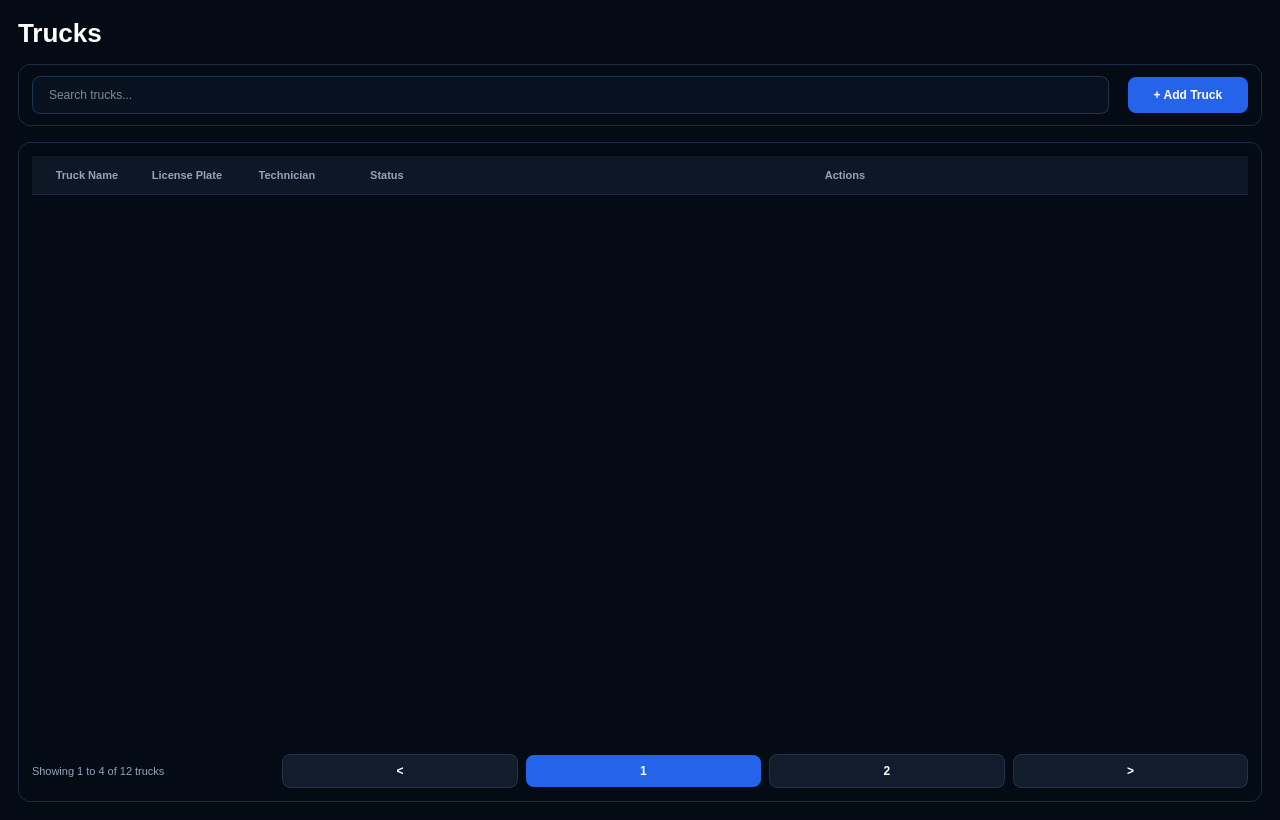
First picture: the form in InventoryQtApp/TrucksPage.ui, repository Felipeact/InventoryQtApp, before the edit.
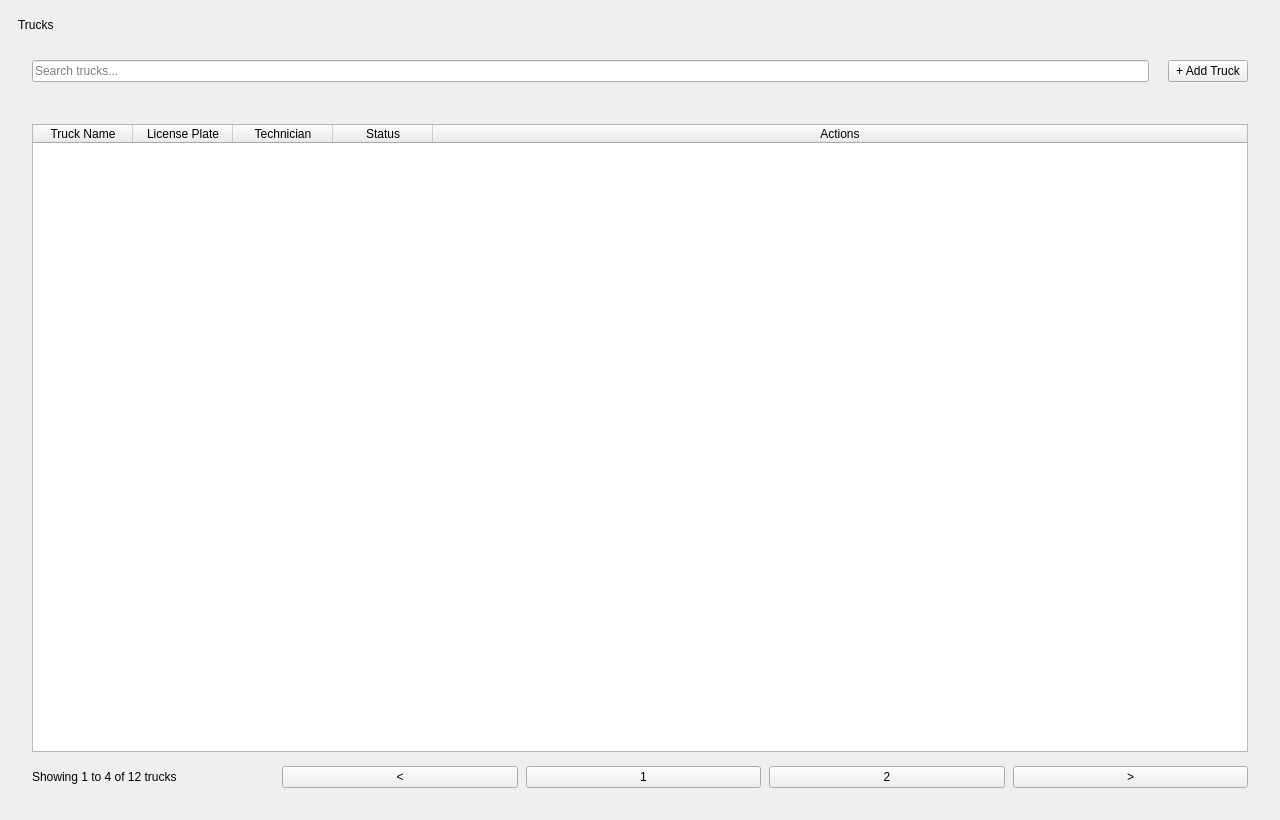
Second picture: the form after the edit.

```diff
--- a/InventoryQtApp/TrucksPage.ui
+++ b/InventoryQtApp/TrucksPage.ui
@@ -14,134 +14,7 @@
 			<string>Trucks</string>
 		</property>
 		<property name="styleSheet">
-			<string notr="true">
-				QWidget#TrucksPageClass {
-				background-color: #050B14;
-				color: #FFFFFF;
-				font-family: "Segoe UI";
-				}
-
-				QLabel {
-				background: transparent;
-				color: white;
-				}
-
-				QLabel#pageTitle {
-				font-size: 26px;
-				font-weight: 800;
-				}
-
-				QWidget#toolbarCard,
-				QWidget#tableCard {
-				background: qlineargradient(
-				x1:0, y1:0,
-				x2:1, y2:1,
-				stop:0 #0B1626,
-				stop:1 #091322
-				);
-				border: 1px solid #1B2A40;
-				border-radius: 12px;
-				}
-
-				QLineEdit#searchInput {
-				background-color: #08111F;
-				border: 1px solid #1E3350;
-				border-radius: 8px;
-				padding-left: 14px;
-				color: white;
-				min-height: 36px;
-				font-size: 12px;
-				}
-
-				QLineEdit#searchInput:focus {
-				border: 1px solid #2563EB;
-				}
-
-				QPushButton#addTruckButton {
-				background-color: #2563EB;
-				border: none;
-				border-radius: 8px;
-				color: white;
-				min-height: 36px;
-				min-width: 120px;
-				font-size: 12px;
-				font-weight: 700;
-				}
-
-				QPushButton#addTruckButton:hover {
-				background-color: #1D4ED8;
-				}
-
-				QTableWidget {
-				background-color: transparent;
-				border: none;
-				color: white;
-				gridline-color: transparent;
-				outline: none;
-				font-size: 12px;
-				}
-
-				QHeaderView::section {
-				background-color: #0D1726;
-				color: #94A3B8;
-				border: none;
-				border-bottom: 1px solid #1B2A40;
-				height: 38px;
-				padding-left: 10px;
-				font-size: 11px;
-				font-weight: 700;
-				}
-
-				QTableWidget::item {
-				border-bottom: 1px solid #122033;
-				padding-left: 10px;
-				height: 40px;
-				}
-
-				QTableWidget::item:selected {
-				background-color: #122033;
-				}
-
-				QWidget#paginationContainer {
-				background-color: transparent;
-				border: none;
-				}
-
-				QPushButton#pageButton,
-				QPushButton#pageButton_2,
-				QPushButton#pageButton_3 {
-				background-color: #111C2D;
-				border: 1px solid #22324A;
-				border-radius: 8px;
-				color: white;
-				min-width: 32px;
-				min-height: 32px;
-				font-size: 12px;
-				font-weight: 600;
-				}
-
-				QPushButton#pageButton:hover,
-				QPushButton#pageButton_2:hover,
-				QPushButton#pageButton_3:hover {
-				border: 1px solid #2563EB;
-				}
-
-				QPushButton#activePageButton {
-				background-color: #2563EB;
-				border: none;
-				border-radius: 8px;
-				color: white;
-				min-width: 32px;
-				min-height: 32px;
-				font-size: 12px;
-				font-weight: 700;
-				}
-
-				QLabel#paginationLabel {
-				color: #94A3B8;
-				font-size: 11px;
-				}
-			</string>
+			<string notr="true"/>
 		</property>
 
 		<layout class="QVBoxLayout" name="rootLayout">
```
